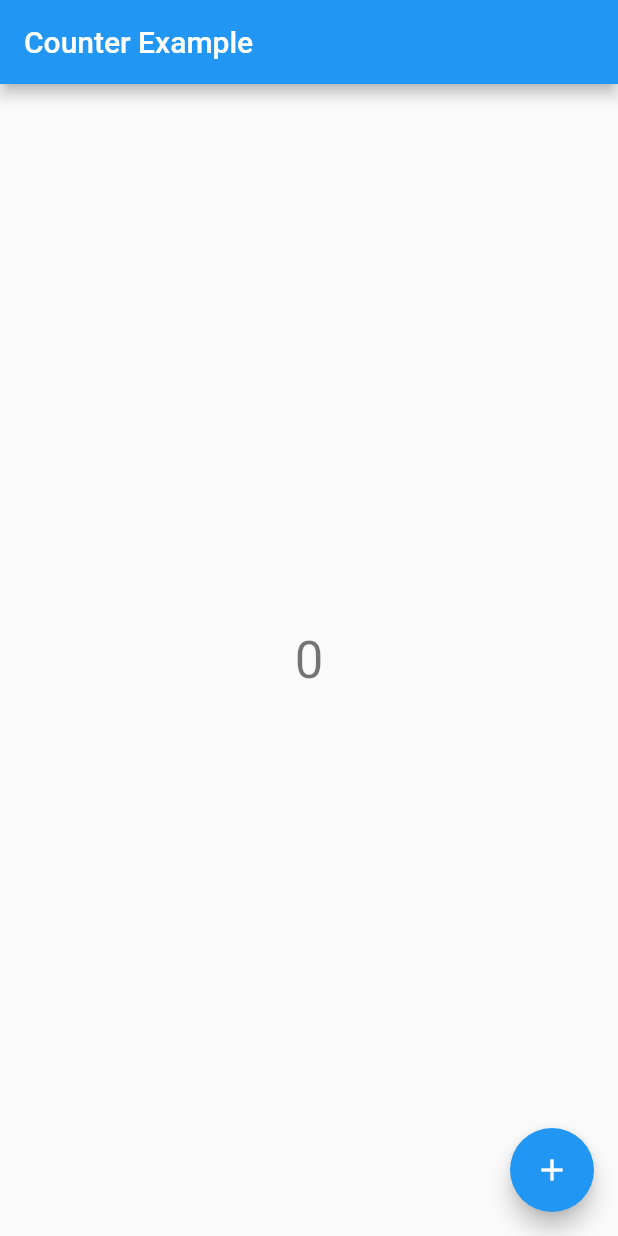
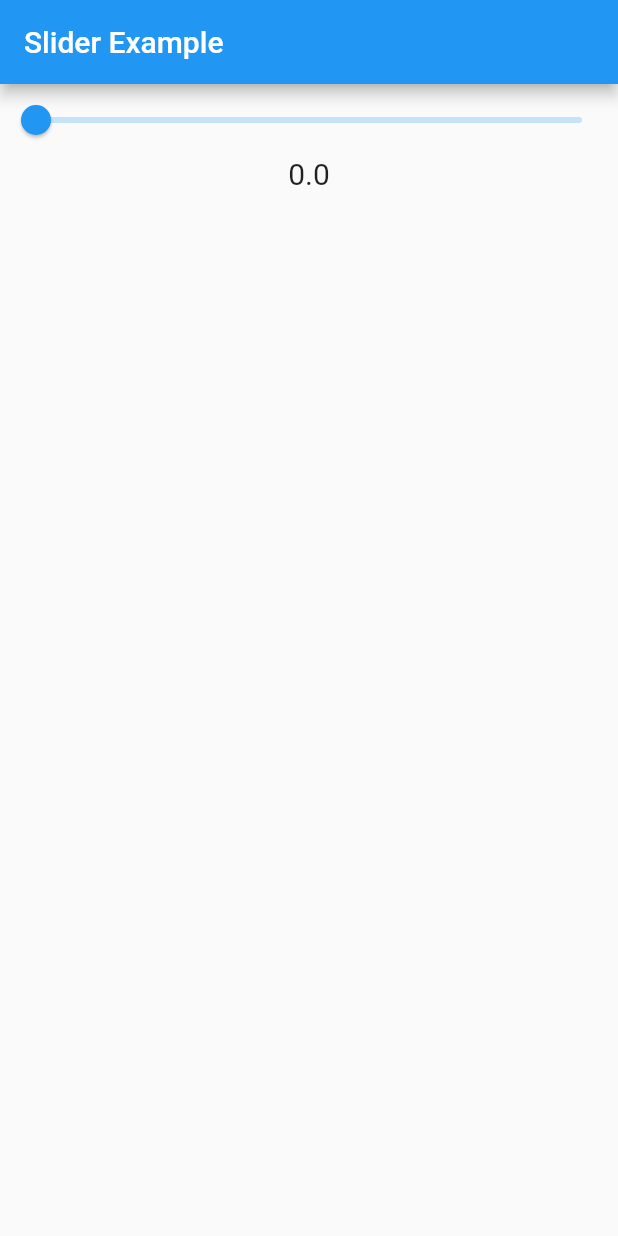
Before and after one commit to abubakarflutter/provider-learning, a Flutter app: the screen it shows after launch, on a phone screen of 412 x 824 dp. Run offline on Flutter 3.47's test engine with Material 2 defaults, Android fonts, the phone set to English and light mode, and no system bars.

Commit message:
slider example

```diff
--- a/lib/main.dart
+++ b/lib/main.dart
@@ -1,5 +1,7 @@
 import 'package:flutter/material.dart';
 import 'package:provider/provider.dart';
+import 'package:providerlearning/slider_example/slider_provider.dart';
+import 'package:providerlearning/slider_example/slider_view.dart';
 
 import 'counter_example/provider_counter.dart';
 import 'counter_example/view_counter.dart';
@@ -14,14 +16,18 @@ class MyApp extends StatelessWidget {
   @override
   Widget build(BuildContext context) {
 
-    return ChangeNotifierProvider(
-      create: (context) => CounterProvider(),
+    return MultiProvider(
+      providers: [
+        ChangeNotifierProvider(create: (BuildContext context) => CounterProvider()),
+        ChangeNotifierProvider(create: (BuildContext context) => SliderProvider()),
+      ],
     child: MaterialApp(
       title: 'Flutter Demo',
       theme: ThemeData(
         primarySwatch: Colors.blue,
       ),
-      home: const CounterExampleProvider(),
+      // home: const CounterExampleProvider(),
+      home: const SliderExampleView(),
      ),
     );
   }
--- /dev/null
+++ b/lib/slider_example/slider_provider.dart
@@ -0,0 +1,14 @@
+import 'package:flutter/foundation.dart';
+
+class SliderProvider with ChangeNotifier {
+
+  double _sliderValue = 0.0;
+
+  double get sliderValue => _sliderValue;
+
+  void setSliderValue(double val) {
+    _sliderValue = val;
+    notifyListeners();
+  }
+
+}
--- /dev/null
+++ b/lib/slider_example/slider_view.dart
@@ -0,0 +1,65 @@
+import 'package:flutter/material.dart';
+import 'package:provider/provider.dart';
+import 'package:providerlearning/slider_example/slider_provider.dart';
+
+class SliderExampleView extends StatelessWidget {
+  const SliderExampleView({Key? key}) : super(key: key);
+
+  @override
+  Widget build(BuildContext context) {
+    return Scaffold(
+      appBar: AppBar(
+        title: const Text('Slider Example'),
+      ),
+      body: Column(
+        mainAxisSize: MainAxisSize.min,
+        mainAxisAlignment: MainAxisAlignment.center,
+        children: [
+
+          ///------ Slider Widget
+
+          Consumer<SliderProvider>(
+              builder: (BuildContext context, sliderProvider, child) {
+            return Slider(
+              value: sliderProvider.sliderValue,
+              onChanged: (double val) {
+                sliderProvider.setSliderValue(val);
+              },
+            );
+          }),
+
+          ///----- Text Widget
+          Consumer<SliderProvider>(
+            builder: (context, provider, child) {
+              return Column(
+                children: [
+                  Text(
+                    provider.sliderValue.toString(),
+                    style: const TextStyle(fontSize: 20),
+                  ),
+                  const SizedBox(
+                    height: 20,
+                  ),
+                  Row(
+                    children: [
+                      Expanded(child: Container(
+                        height: 100,
+                        color: Colors.red.withOpacity(provider.sliderValue),
+                      )),
+                      Expanded(child: Container(
+                        height: 100,
+                        color: Colors.green.withOpacity(provider.sliderValue),
+                      )),
+                    ],
+                  )
+                ],
+              );
+            }
+          )
+
+
+        ],
+      )
+    );
+  }
+}
```
